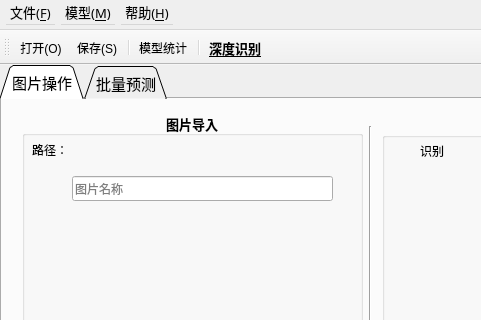
The window that MainWindowFlower.ui (Rvioleck/FlowerClassification) describes before a commit, drawn with Qt 5; both pictures show x 0 to 481 and y 0 to 320 of the 930 by 670 pixel window.
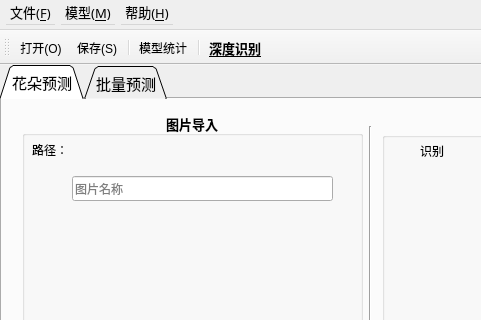
The same window after the commit. Icons and pictures are not drawn. Custom widgets are drawn as their Qt base class.

What changed in the file:
```diff
--- a/MainWindowFlower.ui
+++ b/MainWindowFlower.ui
@@ -78,7 +78,7 @@
     </property>
     <widget class="QWidget" name="tab1">
      <attribute name="title">
-      <string>图片操作</string>
+      <string>花朵预测</string>
      </attribute>
      <widget class="QGroupBox" name="groupBox">
       <property name="geometry">
@@ -197,9 +197,9 @@
        <property name="geometry">
         <rect>
          <x>50</x>
-         <y>20</y>
+         <y>23</y>
          <width>261</width>
-         <height>41</height>
+         <height>34</height>
         </rect>
        </property>
        <property name="sizePolicy">
@@ -222,7 +222,7 @@
        </property>
        <property name="font">
         <font>
-         <family>微软雅黑</family>
+         <family>微软雅黑 Light</family>
          <pointsize>8</pointsize>
          <bold>true</bold>
         </font>
```
Left out of the diff: 85 changed lines with no effect on the pictures.
